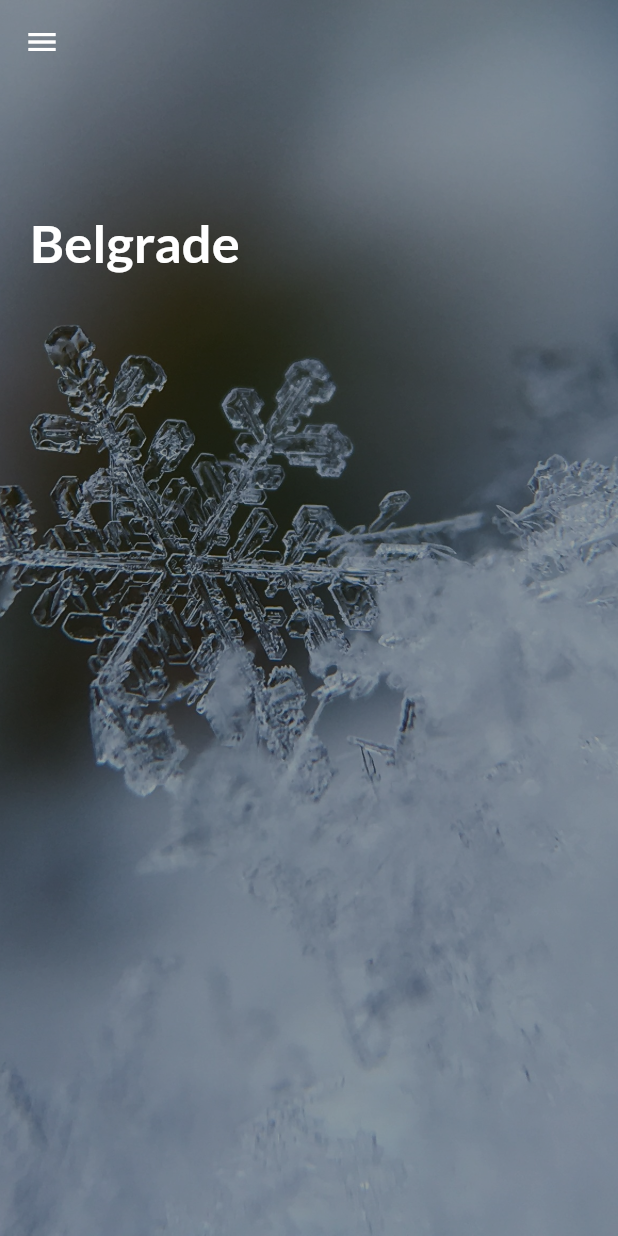
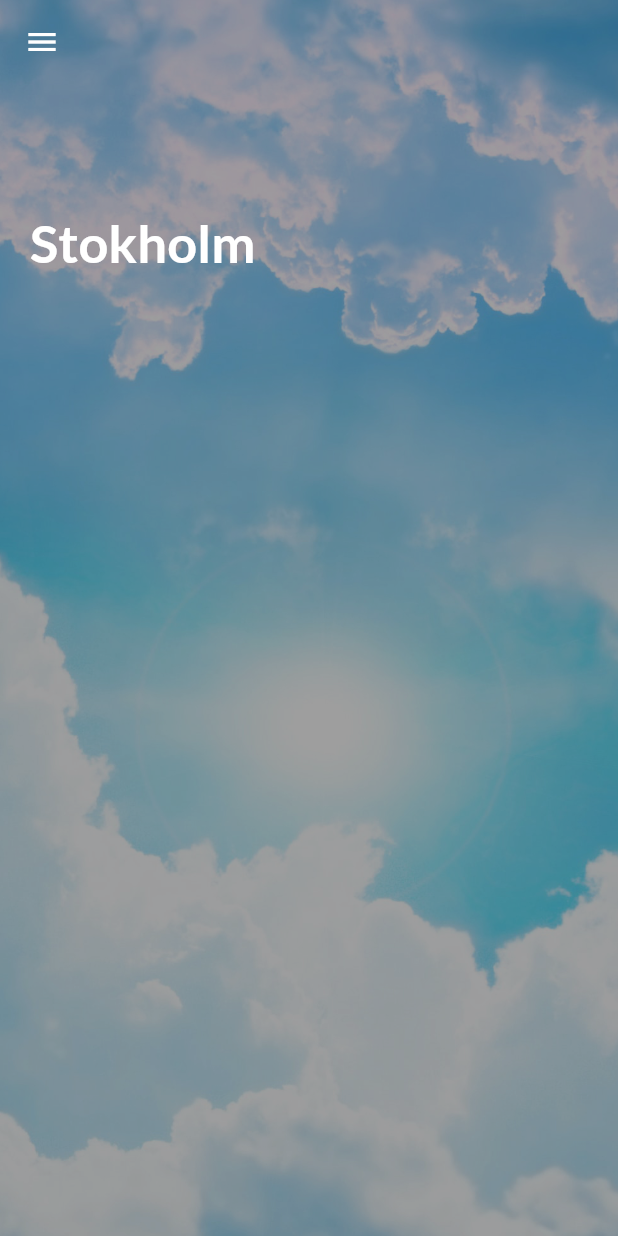
Before and after one commit to lucijamilicic/nebula, a Flutter app: the screen it shows after launch, in the side drawer, after a tap on "Current weather", on a phone screen of 412 x 824 dp. Run offline on Flutter 3.47's test engine with Material 2 defaults, Android fonts, the phone set to English and light mode, and no system bars; our stand-ins replace google_fonts; network calls fail.

Commit message:
user data

```diff
--- /dev/null
+++ b/flutter_app/lib/loadingData.dart
@@ -0,0 +1,19 @@
+//TODO: implement loading from file
+
+import 'dart:async';
+import 'dart:io';
+
+
+class UserData {
+  static String? city;
+  static double? lat;
+  static double? lon;
+  static final  String appid = 'f89441c7a29b93afe60fb897a0e25cbc';
+
+  static void loadFromFile() {
+    File('resources/input.txt').readAsString().then((String contents) {
+      print(contents);
+    });
+  }
+
+}
--- a/flutter_app/lib/main.dart
+++ b/flutter_app/lib/main.dart
@@ -1,26 +1,14 @@
-import 'dart:convert';// as convert;
 import 'package:flutter_app/screens/aqiScreen.dart';
-import 'package:http/http.dart' as http;
 import 'package:flutter/material.dart';
 import 'dart:async';
-import 'dart:io';
 
 import './screens/homeScreen.dart';
-import './airQualityModel.dart';
-
-class UserData {
-  String city;
-  double lat;
-  double lon;
-  final String appid = 'f89441c7a29b93afe60fb897a0e25cbc';
-
-  UserData(this.city, this.lat, this.lon);
-
-  // FIXME: this should probably be a separate file
-}
+import 'loadingData.dart';
 
 
 void main() async {
+  //UserData.loadFromFile();
+
   HomeScreen.displayText();
   AqiScreen.displayText();
   runApp(MyApp());
--- a/flutter_app/lib/screens/aqiScreen.dart
+++ b/flutter_app/lib/screens/aqiScreen.dart
@@ -1,18 +1,19 @@
 import 'package:flutter/cupertino.dart';
 import 'package:flutter/material.dart';
-import 'package:flutter_app/main.dart';
+import 'package:http/http.dart' as http;
+import 'package:google_fonts/google_fonts.dart';
+
 import './mainDrawer.dart';
 import 'package:flutter_app/airQualityModel.dart';
-import 'package:http/http.dart' as http;
 import 'dart:convert';
-import 'package:google_fonts/google_fonts.dart';
+import 'package:flutter_app/loadingData.dart';
 
 
 
 class AqiScreen extends StatelessWidget{
   // ? allows it to have null value so when we change its type from string to some object we dont have to change logic
   static AirPollution? _airPollution;
-  static UserData? _userData;
+  //static UserData? _userData;
 
   static void displayText() async {
 
@@ -33,23 +34,28 @@ class AqiScreen extends StatelessWidget{
     // double lon = 139.6917;
 
     Jakarta:
-    var str = 'Jakarta';
-    double lat = -6.2146;
-    double lon = 106.8451;
+    // var str = 'Jakarta';
+    // double lat = -6.2146;
+    // double lon = 106.8451;
 
     Stokholm:
-    // var str = 'Stokholm';
-    // double lat = 59.3326;
-    // double lon = 18.0649;
+    var str = 'Stokholm';
+    double lat = 59.3326;
+    double lon = 18.0649;
 
-    UserData usr = UserData(str, lat, lon);
-    _userData = usr;
+    // UserData usr = UserData(str, lat, lon);
+    // _userData = usr;
+
+    /// this part will be in file reading func
+    UserData.lon = lon;
+    UserData.lat = lat;
+    UserData.city = str;
 
     // send http request
     // api.openweathermap.org/data/2.5/air_pollution?lat=44.804&lon=20.4651&appid=f89441c7a29b93afe60fb897a0e25cbc
 
     var url =
-    Uri.https('api.openweathermap.org', '/data/2.5/air_pollution', {'lat': '${_userData?.lat}', 'lon': '${_userData?.lon}', 'appid': _userData?.appid});
+    Uri.https('api.openweathermap.org', '/data/2.5/air_pollution', {'lat': '${UserData.lat}', 'lon': '${UserData.lon}', 'appid': UserData.appid});
 
     // Await the http get response, then decode the json-formatted response.
     var response = await http.get(url);
@@ -94,7 +100,7 @@ class AqiScreen extends StatelessWidget{
                 children: [
                   SizedBox(height: 120,),
                   Text(
-                    '${_userData?.city}',
+                    '${UserData.city}',
                     style: GoogleFonts.lato(
                       fontSize: 30,
                       fontWeight: FontWeight.bold,
--- a/flutter_app/lib/screens/homeScreen.dart
+++ b/flutter_app/lib/screens/homeScreen.dart
@@ -1,9 +1,8 @@
 import 'package:flutter/material.dart';
-import 'package:flutter_app/main.dart';
 import './mainDrawer.dart';
 import 'package:http/http.dart' as http;
-import 'dart:convert';
 import 'package:google_fonts/google_fonts.dart';
+import 'package:flutter_app/loadingData.dart';
 
 
 
@@ -13,20 +12,9 @@ class HomeScreen extends StatelessWidget{
 
   static void displayText () async {
 
-    // TODO: Loading user data from file
-
-    //Belgrade:
-    // double lat = 44.804;
-    // double lon = 20.4651;
-
-    //Tokio:
-    double lat = 35.6895;
-    double lon = 139.6917;
-    UserData usr = UserData('Belgrade', lat, lon);
-
     http://api.openweathermap.org/data/2.5/weather?q=Belgrade&appid=f89441c7a29b93afe60fb897a0e25cbc
     var url =
-         Uri.https('api.openweathermap.org', '/data/2.5/weather', {'q' : usr.city, 'appid' : usr.appid});
+         Uri.https('api.openweathermap.org', '/data/2.5/weather', {'q' : UserData.city, 'appid' : UserData.appid});
     // Await the http get response, then decode the json-formatted response.
     var response = await http.get(url);
     if (response.statusCode == 200) {
@@ -54,7 +42,7 @@ class HomeScreen extends StatelessWidget{
         child: Stack(
           children: [
             Image.asset(
-              'assets/snow.jpeg',
+              'assets/sunny.jpg',
               fit: BoxFit.cover,
               height: double.infinity,
               width: double.infinity,
@@ -68,7 +56,7 @@ class HomeScreen extends StatelessWidget{
                   children: [
                     SizedBox(height: 120,),
                     Text(
-                      'Belgrade',
+                      '${UserData.city}',
                       style: GoogleFonts.lato(
                         fontSize: 35,
                         fontWeight: FontWeight.bold,
```
